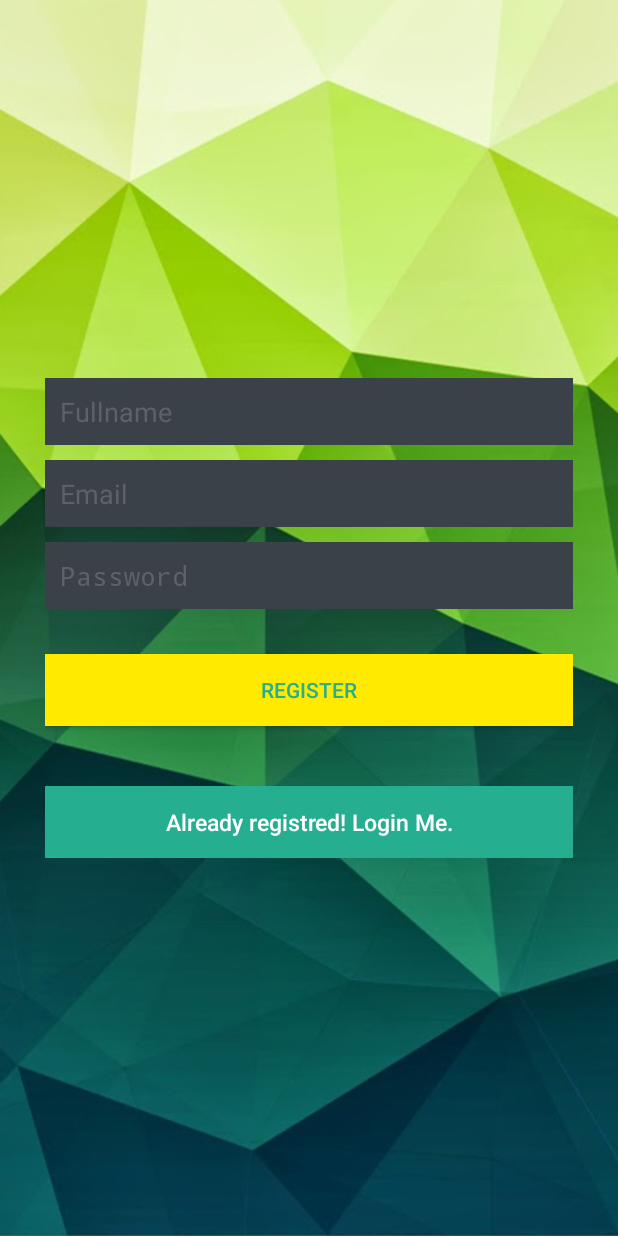
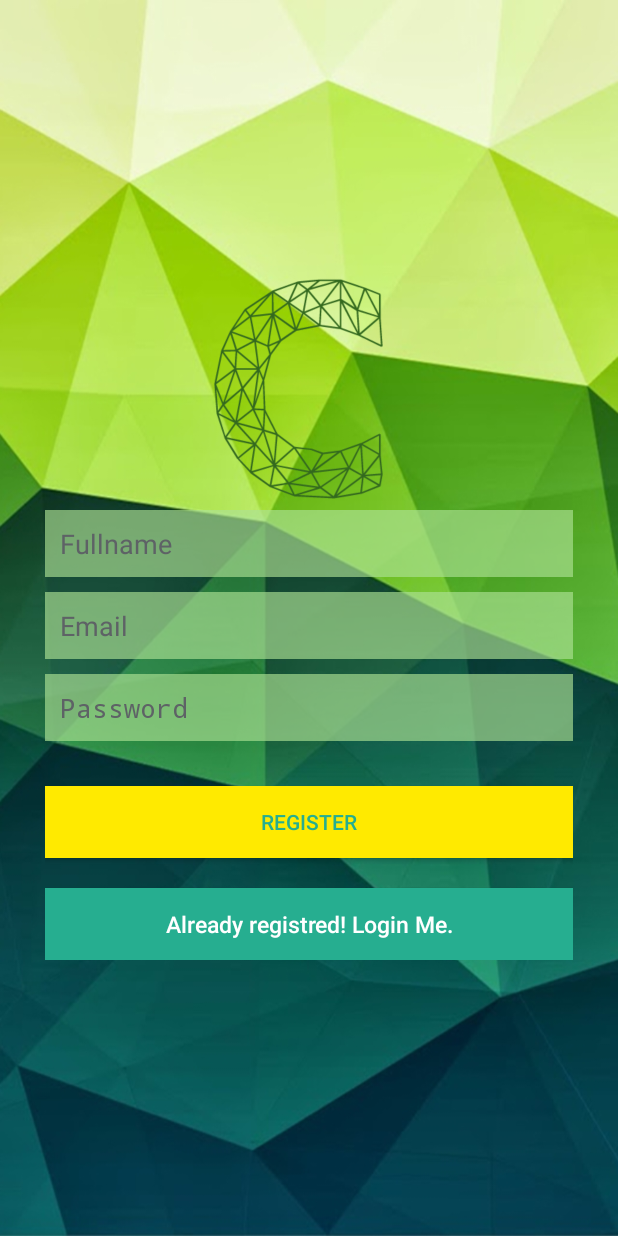
Before and after one commit to Merterm/Calyx, an Android app: the RegisterActivity screen opened directly, with no data from a screen before it, on a phone screen of 412 x 824 dp. Run offline under Robolectric (Android 15) with nearby library versions, the light colour scheme and no system bars; our stand-ins replace Volley; 3 statements that could not run were skipped.

Commit message:
Little adjustments

```diff
--- a/app/src/main/res/layout/activity_register.xml
+++ b/app/src/main/res/layout/activity_register.xml
@@ -8,10 +8,17 @@ android:gravity="center"
 android:orientation="vertical"
 android:padding="10dp" >
 
-<LinearLayout
+    <ImageView
+        android:layout_width="150dp"
+        android:layout_height="150dp"
+        android:layout_marginRight="6dp"
+        android:layout_marginBottom="6dp"
+        android:id="@+id/imageView"
+        android:background="@drawable/c"/>
+
+    <LinearLayout
     android:layout_width="fill_parent"
     android:layout_height="wrap_content"
-    android:layout_gravity="center"
     android:orientation="vertical"
     android:paddingLeft="20dp"
     android:paddingRight="20dp" >
@@ -21,7 +28,7 @@ android:padding="10dp" >
         android:layout_width="fill_parent"
         android:layout_height="wrap_content"
         android:layout_marginBottom="10dp"
-        android:background="@color/input_register_bg"
+        android:background="@color/register_background"
         android:hint="@string/hint_name"
         android:padding="10dp"
         android:singleLine="true"
@@ -34,7 +41,7 @@ android:padding="10dp" >
         android:layout_width="fill_parent"
         android:layout_height="wrap_content"
         android:layout_marginBottom="10dp"
-        android:background="@color/input_register_bg"
+        android:background="@color/register_background"
         android:hint="@string/hint_email"
         android:inputType="textEmailAddress"
         android:padding="10dp"
@@ -47,7 +54,7 @@ android:padding="10dp" >
         android:layout_width="fill_parent"
         android:layout_height="wrap_content"
         android:layout_marginBottom="10dp"
-        android:background="@color/input_register_bg"
+        android:background="@color/register_background"
         android:hint="@string/hint_password"
         android:inputType="textPassword"
         android:padding="10dp"
@@ -72,11 +79,12 @@ android:padding="10dp" >
         android:id="@+id/btnLinkToLoginScreen"
         android:layout_width="fill_parent"
         android:layout_height="wrap_content"
-        android:layout_marginTop="40dip"
+        android:layout_marginTop="20dip"
         android:background="@color/btn_login"
         android:text="@string/btn_link_to_login"
         android:textAllCaps="false"
         android:textColor="@color/white"
         android:textSize="15sp" />
 </LinearLayout>
+
 </LinearLayout>
--- a/app/src/main/res/values/colors.xml
+++ b/app/src/main/res/values/colors.xml
@@ -1,4 +1,5 @@
 <?xml version="1.0" encoding="utf-8"?>
 <resources>
     <color name="login_yellow">#ffea00</color>
+    <color name="register_background">#a7ade395</color>
 </resources>
```
Also changed, not shown: app/src/main/res/layout/activity_login.xml (+13 -5 lines), app/src/main/res/drawable/c.png (added).
